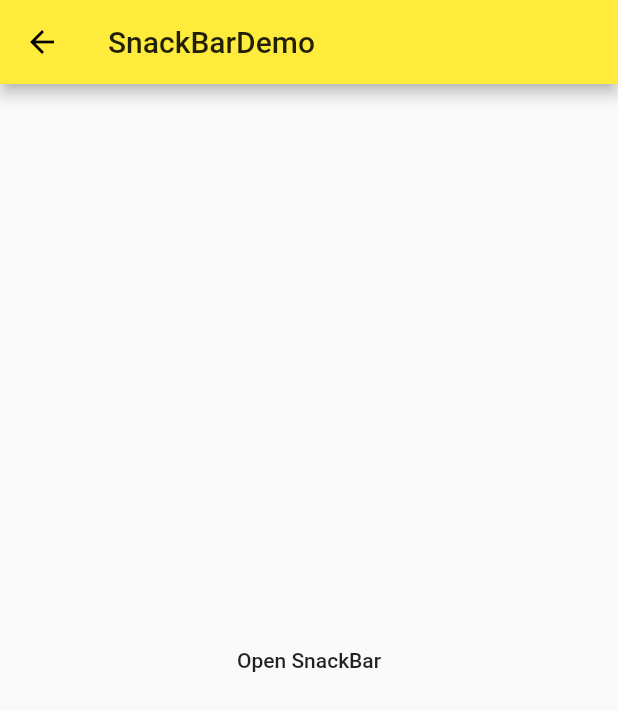
After one commit to weiliushuai/Flutterhello, a Flutter app: the screen it shows after launch, after a tap on "SncakBarDemo", on a phone screen of 412 x 824 dp. The commit adds this screen. Shown: the top 711 px of the screen. Run offline on Flutter 3.47's test engine with Material 2 defaults, Android fonts, the phone set to English and light mode, and no system bars.

Commit message:
Snackbar

```diff
--- a/lib/demo/material_components.dart
+++ b/lib/demo/material_components.dart
@@ -11,6 +11,7 @@ import './date_time_demo.dart';
 import './simple_dialog_demo.dart';
 import './alerdialog_demo.dart';
 import './bottom_sheet_demo.dart';
+import './snacbar_demo.dart';
 
 class MaterialComponents extends StatelessWidget {
   @override
@@ -19,24 +20,23 @@ class MaterialComponents extends StatelessWidget {
       appBar: AppBar(
         title: Text("MaterialComponents"),
       ),
-
       body: ListView(children: <Widget>[
-
+        Button(
+          title: "SncakBarDemo",
+          page: SnackBarDemo(),
+        ),
         Button(
           title: "BottomSheetDemo",
           page: BottonSheetDemo(),
         ),
-
         Button(
           title: "AlerDialogDemo",
           page: AlerDialogDemo(),
         ),
-
         Button(
           title: "SimpleDialogDemo",
           page: SimpleDialogDemo(),
         ),
-
         Button(
           title: "DateTimeDemo",
           page: DateTimeDemo(),
@@ -94,9 +94,6 @@ class Button extends StatelessWidget {
   }
 }
 
-
-
-
 class ListItemDemo extends StatelessWidget {
   final String title;
   final Widget page;
--- /dev/null
+++ b/lib/demo/snacbar_demo.dart
@@ -0,0 +1,45 @@
+import 'package:flutter/material.dart';
+
+class SnackBarDemo extends StatefulWidget {
+  SnackBarDemo({Key key}) : super(key: key);
+
+  @override
+  _SnackBarDemoState createState() => _SnackBarDemoState();
+}
+
+class _SnackBarDemoState extends State<SnackBarDemo> {
+  @override
+  Widget build(BuildContext context) {
+    return Scaffold(
+      appBar: AppBar(title: Text("SnackBarDemo")),
+      body: Container(
+        child: Column(
+          mainAxisAlignment: MainAxisAlignment.center,
+          children: <Widget>[
+            Row(
+              mainAxisAlignment: MainAxisAlignment.center,
+              children: <Widget>[SnackbarButton()],
+            ),
+          ],
+        ),
+      ),
+    );
+  }
+}
+
+class SnackbarButton extends StatelessWidget {
+  @override
+  Widget build(BuildContext context) {
+    return FlatButton(
+      child: Text("Open SnackBar"),
+      onPressed: () {
+        Scaffold.of(context).showSnackBar(SnackBar(
+            content: Text("progress..."),
+            action: SnackBarAction(
+              label: "ok",
+              onPressed: () {},
+            )));
+      },
+    );
+  }
+}
```
Lines whose indentation alone changed are shown as unchanged.
